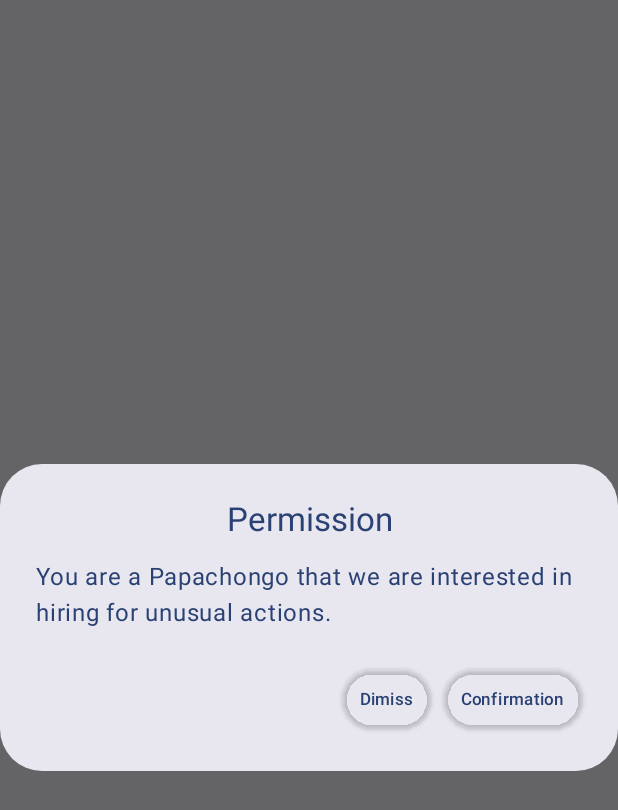
After one commit to sarriaga35/DialogsBasic, an Android app built with Jetpack Compose: the composable PermisionDialogo shown on its own in the app's theme, on a phone screen of 412 x 824 dp. The commit adds this screen. Shown: the top 810 px of the screen. Run offline under Robolectric (Android 15) with nearby library versions, the phone set to English and light mode, and no system bars.

Commit message:
Version 0.7, basica, corre en APK24 y APK32 AlertDialog with Title Permission, Text largo , two buttons. Typography and locate 3 languages Centrado. Colors, Theme. Pase permision Dialogo a otro archivo LocalContext. No corre. error de concepto de Composable, Contexto

```diff
--- /dev/null
+++ b/app/src/main/java/com/sebas/dialogsbasic/PermisionDialogo.kt
@@ -0,0 +1,85 @@
+package com.sebas.dialogsbasic
+
+import android.util.Log
+import android.widget.Toast
+import androidx.compose.foundation.layout.fillMaxWidth
+import androidx.compose.material3.AlertDialog
+import androidx.compose.material3.ButtonDefaults
+import androidx.compose.material3.MaterialTheme
+import androidx.compose.material3.Text
+import androidx.compose.material3.TextButton
+import androidx.compose.runtime.Composable
+import androidx.compose.ui.Modifier
+import androidx.compose.ui.platform.LocalContext
+import androidx.compose.ui.res.stringResource
+import androidx.compose.ui.text.style.TextAlign
+import androidx.compose.ui.unit.dp
+
+
+@Composable
+ internal fun PermisionDialogo() {
+
+
+    Log.i("hola","AlertDialogo")
+    AlertDialog(
+        modifier = Modifier.fillMaxWidth(),
+        title = {
+            Text(
+            text = stringResource(R.string.permision),
+            color = MaterialTheme.colorScheme.primary,
+            style = MaterialTheme.typography.titleLarge,
+            textAlign = TextAlign.Center,
+            modifier = Modifier
+                .fillMaxWidth()
+
+        )
+        },
+        text = {
+            Text(
+            text = stringResource(R.string.txt_dialog_permission),
+            color = MaterialTheme.colorScheme.primary,
+            style = MaterialTheme.typography.bodyLarge,
+            modifier = Modifier
+                .fillMaxWidth()
+
+        )
+        },
+        onDismissRequest = {
+            Log.i("hola", "OnDimissRequest")
+            hacerAlgoonDimissRequest() },
+        confirmButton = {
+            TextButton(
+                onClick = { hacerAlgoonConfirmation() },
+                elevation = ButtonDefaults.elevatedButtonElevation(2.dp)){
+                Text(text = stringResource(R.string.confirmation),
+                    color = MaterialTheme.colorScheme.primary,
+                    style = MaterialTheme.typography.labelSmall
+                )
+            }
+        },
+        dismissButton = {
+            TextButton(
+                onClick = { hacerAlgoonDimissRequest() },
+                elevation = ButtonDefaults.elevatedButtonElevation(2.dp) ) {
+                Text(text = stringResource(R.string.dimiss),
+                    color = MaterialTheme.colorScheme.primary,
+                    style = MaterialTheme.typography.labelSmall
+                )
+            }
+        }
+    )
+}
+    @Composable
+    private fun hacerAlgoonDimissRequest() {
+        val context = LocalContext.current
+        Log.i("hola", "Dimiss")
+        Toast.makeText( context,"hola Dimiss", Toast.LENGTH_SHORT).show()
+    }
+
+
+    @Composable
+    private fun hacerAlgoonConfirmation() {
+        val context = LocalContext.current
+        Log.i("hola", "Confirmation")
+        Toast.makeText(context, "hola confirmation", Toast.LENGTH_SHORT).show()
+    }
```
Also changed, not shown: app/src/main/java/com/sebas/dialogsbasic/MainActivity.kt (+1 -56 lines).
